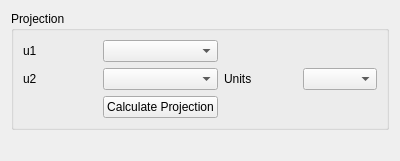
Before: the Qt Designer form mslice/widgets/projection/powder/powder.ui in mantidproject/mslice, drawn with Qt 5.
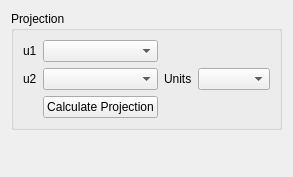
After: the same form once the commit is applied.

```diff
--- a/mslice/widgets/projection/powder/powder.ui
+++ b/mslice/widgets/projection/powder/powder.ui
@@ -6,8 +6,8 @@
    <rect>
     <x>0</x>
     <y>0</y>
-    <width>400</width>
-    <height>160</height>
+    <width>269</width>
+    <height>177</height>
    </rect>
   </property>
   <property name="windowTitle">
@@ -69,9 +69,18 @@
    </item>
    <item row="1" column="0">
     <widget class="QLabel" name="error_msg">
+     <property name="maximumSize">
+      <size>
+       <width>229</width>
+       <height>16777215</height>
+      </size>
+     </property>
      <property name="text">
       <string/>
      </property>
+     <property name="wordWrap">
+      <bool>true</bool>
+     </property>
     </widget>
    </item>
   </layout>
```
